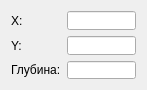
First picture: the form in ddocclient/kksqgis/kksqgis/dn/DlgShowDeptch.ui, repository YuriyRusinov/reper, before the edit.
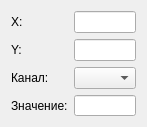
Second picture: the form after the edit.

```diff
--- a/ddocclient/kksqgis/kksqgis/dn/DlgShowDeptch.ui
+++ b/ddocclient/kksqgis/kksqgis/dn/DlgShowDeptch.ui
@@ -7,7 +7,7 @@
     <x>0</x>
     <y>0</y>
     <width>147</width>
-    <height>90</height>
+    <height>127</height>
    </rect>
   </property>
   <property name="minimumSize">
@@ -19,7 +19,7 @@
   <property name="maximumSize">
    <size>
     <width>300</width>
-    <height>90</height>
+    <height>400</height>
    </size>
   </property>
   <property name="windowTitle">
@@ -46,15 +46,25 @@
    <item row="1" column="1">
     <widget class="QLineEdit" name="EditY"/>
    </item>
-   <item row="2" column="0">
+   <item row="3" column="0">
     <widget class="QLabel" name="label_3">
      <property name="text">
-      <string>Глубина:</string>
+      <string>Значение:</string>
+     </property>
+    </widget>
+   </item>
+   <item row="3" column="1">
+    <widget class="QLineEdit" name="EditBrigth"/>
+   </item>
+   <item row="2" column="0">
+    <widget class="QLabel" name="label_4">
+     <property name="text">
+      <string>Канал:</string>
      </property>
     </widget>
    </item>
    <item row="2" column="1">
-    <widget class="QLineEdit" name="EditDeptch"/>
+    <widget class="QComboBox" name="ComboCh"/>
    </item>
   </layout>
  </widget>
```
